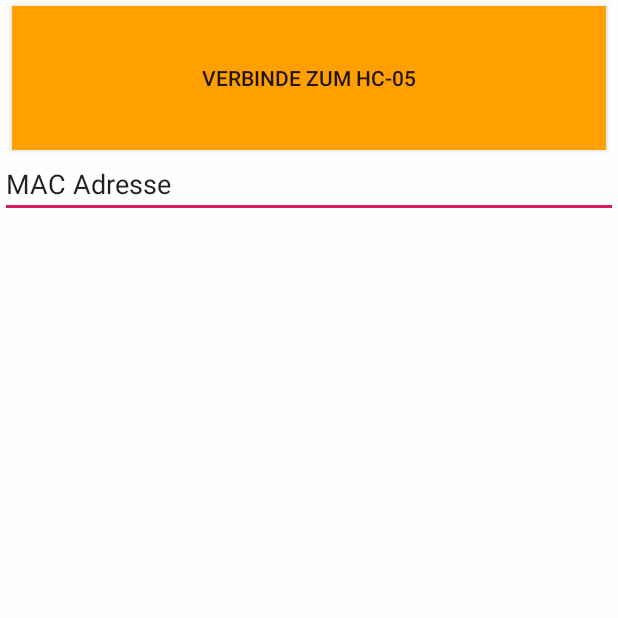
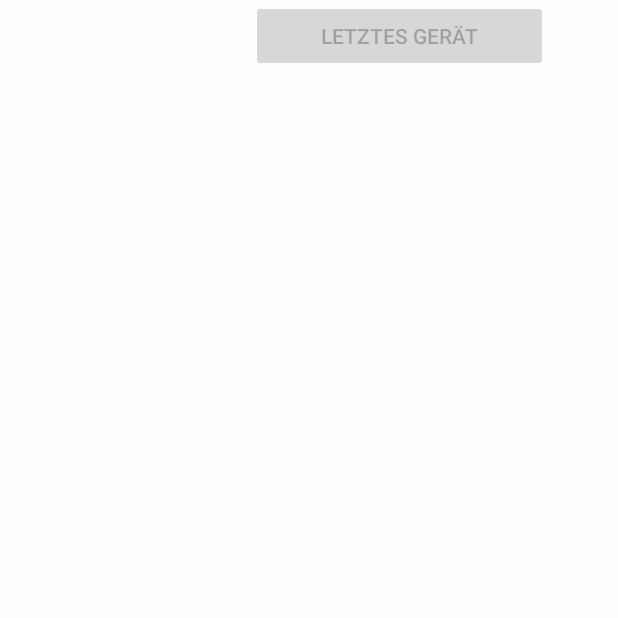
Before and after one commit to LEDTisch/Bluetooth-Control, an Android app: the screen it shows after launch (ConnectionActivity), on a phone screen of 412 x 824 dp, the top half of it. Run offline under Robolectric (Android 15) with nearby library versions, the phone set to English and light mode, and no system bars.

Commit message:
Easter egg eingebaut

```diff
--- a/app/src/main/AndroidManifest.xml
+++ b/app/src/main/AndroidManifest.xml
@@ -18,6 +18,7 @@
         <activity android:name=".ConnectionActivity"> <intent-filter>
             <action android:name="android.intent.action.MAIN" />
 
+
             <category android:name="android.intent.category.LAUNCHER" />
         </intent-filter></activity>
         <activity android:name=".SettingsActivity" />
--- a/app/src/main/java/com/pack/bluetoothtest/ConnectionActivity.java
+++ b/app/src/main/java/com/pack/bluetoothtest/ConnectionActivity.java
@@ -23,6 +23,7 @@ import android.widget.ArrayAdapter;
 import android.widget.Button;
 import android.widget.EditText;
 import android.widget.ListView;
+import android.widget.ProgressBar;
 import android.widget.ScrollView;
 
 import java.util.ArrayList;
@@ -33,76 +34,126 @@ public class ConnectionActivity extends AppCompatActivity {
     private ArrayList<String> mDeviceList = new ArrayList<String>();
     private ArrayList<String> mDeviceListinMAC = new ArrayList<String>();
     private ListView listView;
+    private ProgressBar progressBar;
+    private Button recent;
     int CODE_REQUEST = 45;
+    String recent_mac;
     BluetoothAdapter mBluetoothAdapter;
+    Thread thread;
+
     @Override
     protected void onCreate(Bundle savedInstanceState) {
         super.onCreate(savedInstanceState);
         setContentView(R.layout.activity_connection);
 
-        final Button connect_btn;
-        final EditText editText;
+
+
+
 
 
         if(ActivityCompat.checkSelfPermission(this, Manifest.permission.ACCESS_FINE_LOCATION)== PackageManager.PERMISSION_DENIED) {
             ActivityCompat.requestPermissions(this,new String[] {Manifest.permission.ACCESS_FINE_LOCATION},CODE_REQUEST );
         }
 
-
+        progressBar = findViewById(R.id.progressBar2);
 
         listView = (ListView) findViewById(R.id.listView);
 
+        recent = findViewById(R.id.button);
 
         mBluetoothAdapter = BluetoothAdapter.getDefaultAdapter();
         mBluetoothAdapter.startDiscovery();
 
         IntentFilter filter = new IntentFilter(BluetoothDevice.ACTION_FOUND);
         registerReceiver(mReceiver, filter);
+        SharedPreferences sharedPref = this.getPreferences(Context.MODE_PRIVATE);
 
-
-        connect_btn=(Button)  findViewById(R.id.bluetooth_connect_btn);
-        editText = findViewById(R.id.editText);
-
-        SharedPreferences sharedPref = this.getPreferences(Context.MODE_PRIVATE);
-        final SharedPreferences.Editor editor = sharedPref.edit();
+        if(sharedPref.getString("recent", "")=="") {
+            recent.setEnabled(false);
+        }else{
+            recent.setEnabled(true);
+            recent_mac =sharedPref.getString("recent", "");
+        }
 
 
 
 
-    if(sharedPref.getString("mac", "")!="") {
 
-        editText.setText(sharedPref.getString("mac", ""));
+recent.setOnClickListener(new View.OnClickListener() {
+    @Override
+    public void onClick(View v) {
+        if(recent.getText().toString().contains("Schneller Verbinden")) {
+            thread.interrupt();
+            finish();
+        }else{
+
 
         }
 
-        connect_btn.setOnClickListener(new View.OnClickListener() {
+        recent.setEnabled(true);
+        listView.setVisibility(View.INVISIBLE);
+        recent.setText("Schneller Verbinden");
+        progressBar.setVisibility(View.VISIBLE);
+
+        thread = new Thread() {
             @Override
-            public void onClick(View v) {
-                connect_btn.setOnClickListener(new View.OnClickListener() {
-                    @Override
-                    public void onClick(View v) {
+            public void run() {
 
-                        editor.putString("mac", editText.getText().toString());
+                if(ConnectionManager.BTinit(recent_mac))
+                {
+                    ConnectionManager.BTconnect(recent_mac);
+
+                    SharedPreferences sharedPref = ConnectionActivity.this.getPreferences(Context.MODE_PRIVATE);
+                    SharedPreferences.Editor editor = sharedPref.edit();
+                    editor.putString("recent", recent_mac);
                     editor.commit();
 
-                        if(ConnectionManager.BTinit(editText.getText().toString()))
-                        {
-                            ConnectionManager.BTconnect(editText.getText().toString());
+                }
 
-                        }
                 startActivity(new Intent(ConnectionActivity.this,MainActivity.class));
                 finish();
+            }
+        };
+
+        thread.start();
     }
 });
 
 
-            }
-        });
+
 
     listView.setOnItemClickListener(new AdapterView.OnItemClickListener() {
         @Override
-        public void onItemClick(AdapterView<?> parent, View view, int position, long id) {
-            editText.setText(mDeviceListinMAC.get(position));
+        public void onItemClick(AdapterView<?> parent, View view, final int position, long id) {
+
+            recent.setEnabled(true);
+            listView.setVisibility(View.INVISIBLE);
+            recent.setText("Schneller Verbinden");
+progressBar.setVisibility(View.VISIBLE);
+
+            Thread thread = new Thread() {
+                @Override
+                public void run() {
+
+                    if(ConnectionManager.BTinit(mDeviceListinMAC.get(position)))
+                    {
+                        ConnectionManager.BTconnect(mDeviceListinMAC.get(position));
+
+                        SharedPreferences sharedPref = ConnectionActivity.this.getPreferences(Context.MODE_PRIVATE);
+                        SharedPreferences.Editor editor = sharedPref.edit();
+                        editor.putString("recent", mDeviceListinMAC.get(position));
+                        editor.commit();
+
+                    }
+
+                    startActivity(new Intent(ConnectionActivity.this,MainActivity.class));
+                    finish();
+                }
+            };
+
+            thread.start();
+
+
         }
     });
 
@@ -123,6 +174,12 @@ public class ConnectionActivity extends AppCompatActivity {
     };
 
     @Override
+    protected void onDestroy() {
+        super.onDestroy();
+        unregisterReceiver(mReceiver);
+    }
+
+    @Override
     public void onRequestPermissionsResult(int requestCode, @NonNull String[] permissions, @NonNull int[] grantResults) {
         super.onRequestPermissionsResult(requestCode, permissions, grantResults);
         if(requestCode==CODE_REQUEST) {
--- a/app/src/main/res/layout/activity_connection.xml
+++ b/app/src/main/res/layout/activity_connection.xml
@@ -7,34 +7,25 @@
     android:background="#D8FFFFFF"
     android:orientation="vertical">
 
-    <Button
-        android:id="@+id/bluetooth_connect_btn"
-        android:layout_width="match_parent"
-        android:layout_height="96dp"
-        android:layout_alignParentStart="true"
-        android:layout_alignParentLeft="true"
-        android:layout_alignParentEnd="true"
-        android:layout_alignParentRight="true"
-        android:layout_marginStart="8dp"
-        android:layout_marginLeft="8dp"
-        android:layout_marginTop="4dp"
-        android:layout_marginEnd="8dp"
-        android:layout_marginRight="8dp"
-        android:background="#FFA000"
-        android:text="Verbinde zum HC-05"
-        app:layout_constraintEnd_toEndOf="parent"
-        app:layout_constraintHorizontal_bias="0.571"
-        app:layout_constraintStart_toStartOf="parent"
-        app:layout_constraintTop_toTopOf="parent" />
-
-    <EditText
-        android:id="@+id/editText"
+    <LinearLayout
         android:layout_width="match_parent"
         android:layout_height="wrap_content"
-        android:ems="10"
-        android:inputType="textPersonName"
-        android:text="MAC Adresse"
-        tools:text="MAC Adresse" />
+        android:orientation="horizontal">
+
+        <ProgressBar
+            android:id="@+id/progressBar2"
+            style="?android:attr/progressBarStyle"
+            android:layout_width="167dp"
+            android:layout_height="wrap_content"
+            android:visibility="invisible" />
+
+        <Button
+            android:id="@+id/button"
+            android:layout_width="198dp"
+            android:layout_height="wrap_content"
+            android:text="letztes Gerät" />
+
+    </LinearLayout>
 
     <ListView
         android:layout_width="wrap_content"
```
Lines whose indentation alone changed are shown as unchanged.
